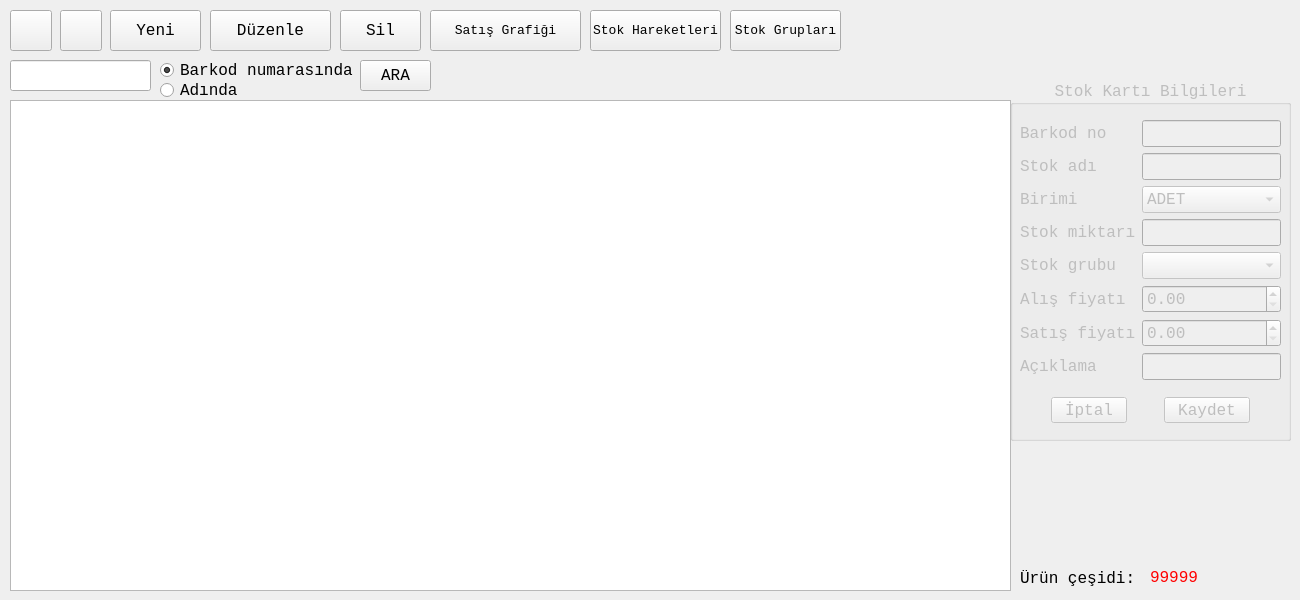
Above: stokfrom.ui from mamoo81/bhss before the change. Below: the same form after it.
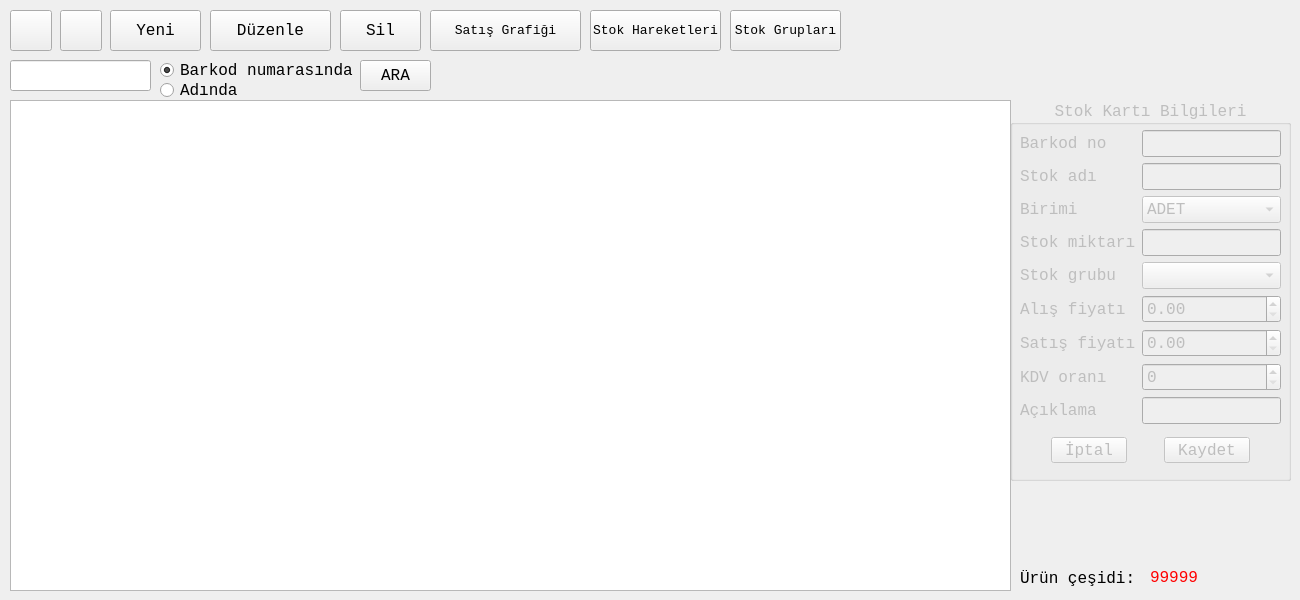
That is the form after the change. Icons and pictures are not drawn.

```diff
--- a/stokfrom.ui
+++ b/stokfrom.ui
@@ -283,9 +283,9 @@
    <property name="geometry">
     <rect>
      <x>1010</x>
-     <y>80</y>
+     <y>100</y>
      <width>281</width>
-     <height>361</height>
+     <height>381</height>
     </rect>
    </property>
    <property name="title">
@@ -298,7 +298,7 @@
     <property name="geometry">
      <rect>
       <x>10</x>
-      <y>310</y>
+      <y>330</y>
       <width>261</width>
       <height>41</height>
      </rect>
@@ -352,13 +352,13 @@
      </item>
     </layout>
    </widget>
-   <widget class="QWidget" name="layoutWidget_2">
+   <widget class="QWidget" name="">
     <property name="geometry">
      <rect>
       <x>10</x>
-      <y>40</y>
+      <y>30</y>
       <width>261</width>
-      <height>262</height>
+      <height>296</height>
      </rect>
     </property>
     <layout class="QFormLayout" name="formLayout">
@@ -471,19 +471,33 @@
       </widget>
      </item>
      <item row="7" column="0">
+      <widget class="QLabel" name="label_11">
+       <property name="text">
+        <string>KDV oranı</string>
+       </property>
+      </widget>
+     </item>
+     <item row="8" column="0">
       <widget class="QLabel" name="label_10">
        <property name="text">
         <string>Açıklama</string>
        </property>
       </widget>
      </item>
-     <item row="7" column="1">
+     <item row="8" column="1">
       <widget class="QLineEdit" name="AciklamaLnEdit">
        <property name="clearButtonEnabled">
         <bool>false</bool>
        </property>
       </widget>
      </item>
+     <item row="7" column="1">
+      <widget class="QSpinBox" name="KDVspinBox">
+       <property name="maximum">
+        <number>100</number>
+       </property>
+      </widget>
+     </item>
     </layout>
    </widget>
   </widget>
```
